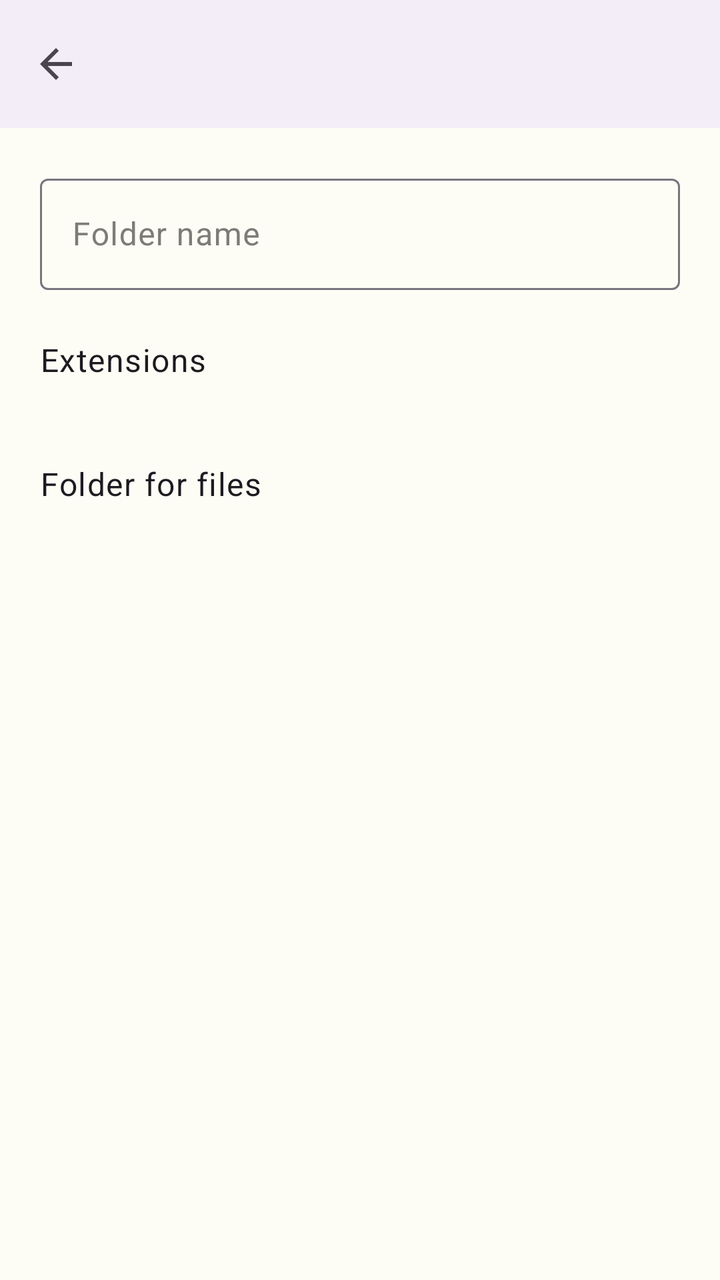
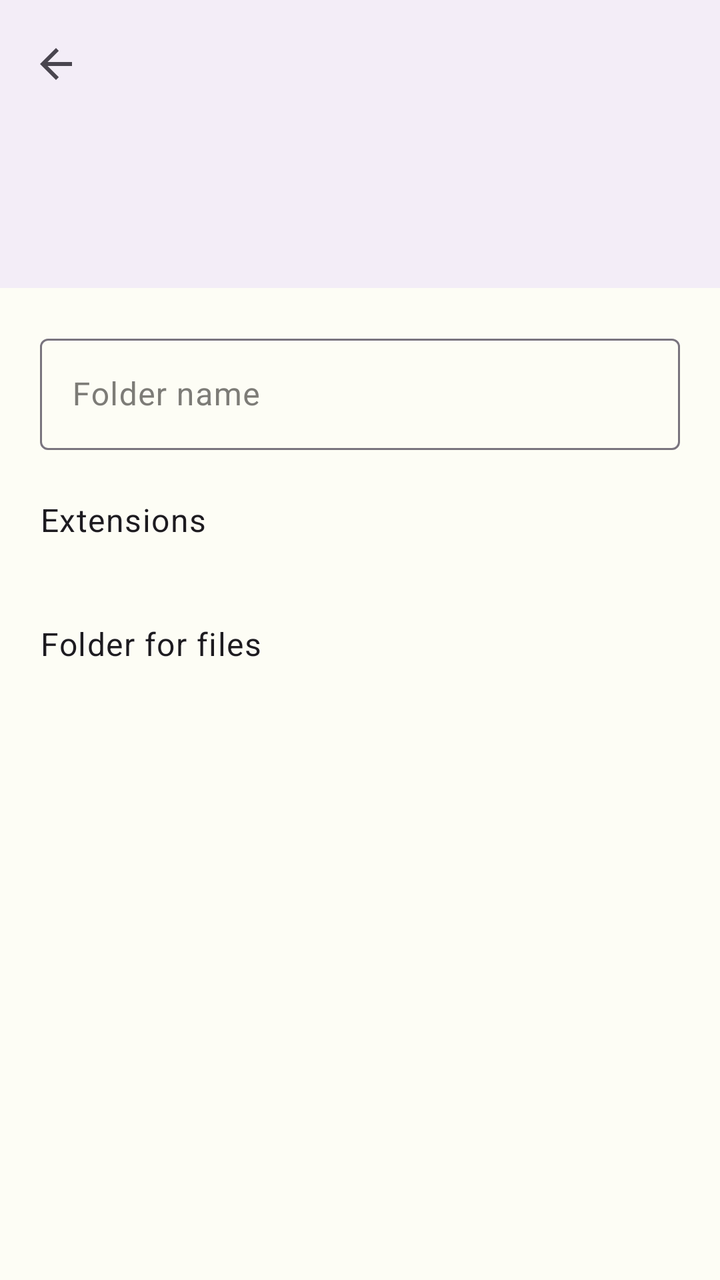

An Android layout rendered at two revisions. The XML below is the earlier revision; the diff shows what the commit changed to produce the second picture.
<!-- AndroidManifest.xml: application theme Theme.Benzo -->
<!-- res/layout/activity_catalog_category.xml -->
<?xml version="1.0" encoding="utf-8"?>
<LinearLayout xmlns:android="http://schemas.android.com/apk/res/android"
    xmlns:app="http://schemas.android.com/apk/res-auto"
    android:layout_width="match_parent"
    android:layout_height="match_parent"
    android:orientation="vertical">

    <com.google.android.material.appbar.MaterialToolbar
        android:id="@+id/toolbarCategory"
        android:layout_width="match_parent"
        android:layout_height="?attr/actionBarSize"
        android:background="?attr/barBackground"
        app:navigationIcon="@drawable/abc_ic_ab_back_material"
        app:titleTextColor="?attr/onBar" />

    <ScrollView
        android:layout_width="match_parent"
        android:layout_height="0dp"
        android:layout_weight="1">

        <LinearLayout
            android:layout_width="match_parent"
            android:layout_height="wrap_content"
            android:orientation="vertical"
            android:padding="20dp">

            <com.google.android.material.textfield.TextInputLayout
                android:layout_width="match_parent"
                android:layout_height="wrap_content"
                android:hint="@string/cat_folder_name">

                <com.google.android.material.textfield.TextInputEditText
                    android:id="@+id/editFolderName"
                    android:layout_width="match_parent"
                    android:layout_height="wrap_content"
                    android:inputType="text"
                    android:maxLength="40" />
            </com.google.android.material.textfield.TextInputLayout>

            <TextView
                android:layout_width="match_parent"
                android:layout_height="wrap_content"
                android:layout_marginTop="24dp"
                android:text="@string/cat_extensions"
                android:textAppearance="?attr/textAppearanceBodyLarge" />

            <TextView
                android:id="@+id/textExtensions"
                android:layout_width="match_parent"
                android:layout_height="wrap_content"
                android:textAppearance="?attr/textAppearanceBodySmall"
                android:textColor="?attr/hintGreen" />

            <TextView
                android:layout_width="match_parent"
                android:layout_height="wrap_content"
                android:layout_marginTop="24dp"
                android:text="@string/cat_folder_for_files"
                android:textAppearance="?attr/textAppearanceBodyLarge" />

            <TextView
                android:id="@+id/textFolderPath"
                android:layout_width="match_parent"
                android:layout_height="wrap_content"
                android:textAppearance="?attr/textAppearanceBodySmall"
                android:textColor="?attr/hintGreen" />
        </LinearLayout>
    </ScrollView>
</LinearLayout>
<!-- resources referenced by this layout -->
<resources>
  <string name="cat_extensions">Extensions</string>
  <string name="cat_folder_for_files">Folder for files</string>
  <string name="cat_folder_name">Folder name</string>
  <style name="Theme.Benzo" parent="Theme.Material3.DayNight.NoActionBar">
          <item name="colorPrimary">@color/primary</item>
          <item name="colorOnPrimary">#FFFFFF</item>
          <item name="colorSurface">@color/surface_light</item>
          <item name="colorOnSurface">@color/on_surface_light</item>
          <item name="colorOnSurfaceVariant">@color/on_surface_variant_light</item>
          <item name="barBackground">?attr/colorSurfaceContainer</item>
          <item name="onBar">?attr/colorOnSurface</item>
          <item name="hintGreen">?attr/colorPrimary</item>
          <item name="colorPrimaryContainer">@color/primary_container</item>
          <item name="colorOnPrimaryContainer">@color/on_primary_container</item>
          <item name="android:statusBarColor">?attr/colorSurfaceContainer</item>
          <item name="android:windowLightStatusBar">true</item>
          <item name="android:colorBackground">@color/background_light</item>
      </style>
  <color name="primary">#659B37</color>
  <color name="surface_light">#FDFDF5</color>
  <color name="on_surface_light">#292822</color>
  <color name="on_surface_variant_light">#7D7C77</color>
  <color name="primary_container">#C1D6AB</color>
  <color name="on_primary_container">#1C3A06</color>
  <color name="background_light">#FDFDF5</color>
</resources>

<!-- the commit's change to res/layout/activity_catalog_category.xml (unified diff, before → after) -->
@@ -1,22 +1,42 @@
 <?xml version="1.0" encoding="utf-8"?>
-<LinearLayout xmlns:android="http://schemas.android.com/apk/res/android"
+<androidx.coordinatorlayout.widget.CoordinatorLayout xmlns:android="http://schemas.android.com/apk/res/android"
     xmlns:app="http://schemas.android.com/apk/res-auto"
     android:layout_width="match_parent"
-    android:layout_height="match_parent"
-    android:orientation="vertical">
+    android:layout_height="match_parent">
 
-    <com.google.android.material.appbar.MaterialToolbar
-        android:id="@+id/toolbarCategory"
+    <com.google.android.material.appbar.AppBarLayout
         android:layout_width="match_parent"
-        android:layout_height="?attr/actionBarSize"
+        android:layout_height="wrap_content"
         android:background="?attr/barBackground"
-        app:navigationIcon="@drawable/abc_ic_ab_back_material"
-        app:titleTextColor="?attr/onBar" />
+        app:liftOnScroll="false">
+
+        <com.google.android.material.appbar.CollapsingToolbarLayout
+            android:id="@+id/collapsingBar"
+            android:layout_width="match_parent"
+            android:layout_height="144dp"
+            app:contentScrim="?attr/barBackground"
+            app:collapsedTitleTextColor="?attr/onBar"
+            app:expandedTitleTextColor="?attr/onBar"
+            app:expandedTitleMarginStart="20dp"
+            app:expandedTitleMarginBottom="16dp"
+            app:layout_scrollFlags="scroll|exitUntilCollapsed|snap"
+            app:title=""
+            app:titleCollapseMode="scale"
+            app:toolbarId="@+id/toolbarCategory">
+
+            <com.google.android.material.appbar.MaterialToolbar
+                android:id="@+id/toolbarCategory"
+                android:layout_width="match_parent"
+                android:layout_height="?attr/actionBarSize"
+                app:layout_collapseMode="pin"
+                app:navigationIcon="@drawable/abc_ic_ab_back_material" />
+        </com.google.android.material.appbar.CollapsingToolbarLayout>
+    </com.google.android.material.appbar.AppBarLayout>
 
     <ScrollView
         android:layout_width="match_parent"
-        android:layout_height="0dp"
-        android:layout_weight="1">
+        android:layout_height="match_parent"
+        app:layout_behavior="@string/appbar_scrolling_view_behavior">
 
         <LinearLayout
             android:layout_width="match_parent"
@@ -66,4 +86,4 @@
                 android:textColor="?attr/hintGreen" />
         </LinearLayout>
     </ScrollView>
-</LinearLayout>
+</androidx.coordinatorlayout.widget.CoordinatorLayout>
